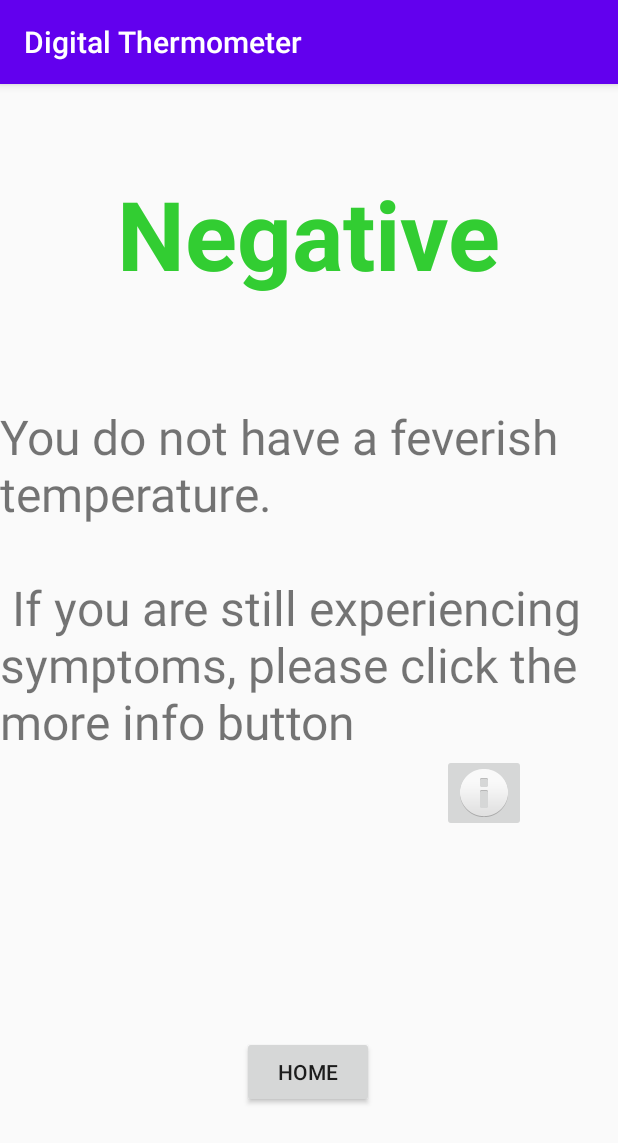
After one commit to Jeffrey-Keyser/DigitalThermometer, an Android app: the NegativeReadingActivity screen opened directly, with no data from a screen before it, on a phone screen of 412 x 824 dp. The commit adds this screen. Shown: the top 1143 px of the screen. Run offline under Robolectric (Android 15) with nearby library versions, the phone set to English and light mode, and no system bars.

Commit message:
Add NegativeReadingActivity. Create custom dialog.

```diff
--- /dev/null
+++ b/app/src/main/java/com/example/digitalthermometer/NegativeReadingActivity.java
@@ -0,0 +1,47 @@
+package com.example.digitalthermometer;
+
+import androidx.appcompat.app.AppCompatActivity;
+
+import android.app.AlertDialog;
+import android.content.Intent;
+import android.net.UrlQuerySanitizer;
+import android.os.Bundle;
+import android.view.LayoutInflater;
+import android.view.View;
+import android.widget.Button;
+import android.widget.ImageButton;
+import android.widget.LinearLayout;
+import android.widget.PopupWindow;
+
+public class NegativeReadingActivity extends AppCompatActivity {
+
+    private Button btn_redirect_home;
+    private ImageButton btn_more_info;
+
+
+    @Override
+    protected void onCreate(Bundle savedInstanceState) {
+        super.onCreate(savedInstanceState);
+        setContentView(R.layout.activity_negative_reading);
+
+        btn_redirect_home = (Button) findViewById(R.id.redirect_home_btn);
+        btn_more_info = (ImageButton) findViewById(R.id.more_info_btn);
+
+        btn_redirect_home.setOnClickListener(new View.OnClickListener() {
+            @Override
+            public void onClick(View v) {
+                startActivity(new Intent(NegativeReadingActivity.this, MainActivity.class));
+            }
+        });
+
+        // Modal
+        btn_more_info.setOnClickListener(new View.OnClickListener() {
+            @Override
+            public void onClick(View v) {
+                CustomDialogSymptoms dialogSymptoms = new CustomDialogSymptoms(NegativeReadingActivity.this);
+                dialogSymptoms.show();
+            }
+        });
+
+    }
+}
--- a/app/src/main/java/com/example/digitalthermometer/ReadingsActivity.java
+++ b/app/src/main/java/com/example/digitalthermometer/ReadingsActivity.java
@@ -29,6 +29,7 @@ import android.widget.TextView;
 import android.widget.Toast;
 
 import java.lang.reflect.Array;
+import java.lang.reflect.Type;
 import java.util.ArrayList;
 import java.util.List;
 
@@ -83,7 +84,7 @@ public class ReadingsActivity extends AppCompatActivity {
                         int position = viewHolder.getAdapterPosition();
                         Reading myItem = mAdapter.getReadingAtPosition(position);
                         Toast.makeText(ReadingsActivity.this, "Deleting Reading", Toast.LENGTH_LONG).show();
-                        // Delete the word
+                        // Delete the reading
                         mydb.deleteReading(myItem.id);
                         mAdapter.setReadings(mydb.getAllReadings());
                         //mAdapter.notifyDataSetChanged();
@@ -106,7 +107,8 @@ public class ReadingsActivity extends AppCompatActivity {
                             @Override
                             public void onClick(DialogInterface dialog, int which) {
                                 String[] mColumnArray = getResources().getStringArray(R.array.columnList);
-                                mAdapter.setReadings(mydb.sortReadings(mColumnArray[which].toLowerCase()));
+                                String[] mColumnTypeArray = getResources().getStringArray(R.array.columnTypeList);
+                                mAdapter.setReadings(mydb.sortReadings(mColumnArray[which].toLowerCase(), mColumnTypeArray[which]));
                             }
                         });
                 alertDialog.setIcon(R.drawable.sort);
--- a/app/src/main/java/com/example/digitalthermometer/ThermalActivity.java
+++ b/app/src/main/java/com/example/digitalthermometer/ThermalActivity.java
@@ -84,7 +84,7 @@ public class ThermalActivity extends AppCompatActivity {
         btn_capture.setOnClickListener(new View.OnClickListener() {
             @Override
             public void onClick(View v) {
-                startActivity(new Intent(ThermalActivity.this, MapsActivity.class));
+                startActivity(new Intent(ThermalActivity.this, NegativeReadingActivity.class));
             }
         });
        // cameraManager = (CameraManager) getApplicationContext().getSystemService(Context.CAMERA_SERVICE);
--- a/app/src/main/java/com/example/digitalthermometer/WordListAdapter.java
+++ b/app/src/main/java/com/example/digitalthermometer/WordListAdapter.java
@@ -16,6 +16,8 @@ import androidx.annotation.NonNull;
 import androidx.core.text.HtmlCompat;
 import androidx.recyclerview.widget.RecyclerView;
 
+
+import com.google.android.gms.maps.GoogleMap;
 
 import java.text.DateFormat;
 import java.text.SimpleDateFormat;
@@ -77,6 +79,7 @@ public class WordListAdapter extends RecyclerView.Adapter<WordListAdapter.WordVi
             );
 
             alertDialog.show();
+
         }
     }
 
--- /dev/null
+++ b/app/src/main/res/layout/activity_negative_reading.xml
@@ -0,0 +1,63 @@
+<?xml version="1.0" encoding="utf-8"?>
+<androidx.constraintlayout.widget.ConstraintLayout xmlns:android="http://schemas.android.com/apk/res/android"
+    xmlns:app="http://schemas.android.com/apk/res-auto"
+    xmlns:tools="http://schemas.android.com/tools"
+    android:layout_width="match_parent"
+    android:layout_height="match_parent"
+    tools:context=".NegativeReadingActivity">
+
+    <TextView
+        android:id="@+id/negative_reading_title"
+        android:layout_width="wrap_content"
+        android:layout_height="wrap_content"
+        android:text="@string/negative"
+        android:textColor="@color/colorNegativeReading"
+        android:textStyle="bold"
+        android:textSize="64sp"
+        app:layout_constraintBottom_toBottomOf="parent"
+        app:layout_constraintEnd_toEndOf="parent"
+        app:layout_constraintStart_toStartOf="parent"
+        app:layout_constraintTop_toTopOf="parent"
+        app:layout_constraintVertical_bias="0.083" />
+
+    <TextView
+        android:id="@+id/negative_reading_desc"
+        android:layout_width="wrap_content"
+        android:layout_height="wrap_content"
+        android:layout_marginTop="128dp"
+        android:text="@string/negativeReadingDesc"
+        android:textSize="32sp"
+        app:layout_constraintBottom_toBottomOf="parent"
+        app:layout_constraintEnd_toEndOf="parent"
+        app:layout_constraintHorizontal_bias="0.0"
+        app:layout_constraintStart_toStartOf="parent"
+        app:layout_constraintTop_toTopOf="parent"
+        app:layout_constraintVertical_bias="0.21" />
+
+    <ImageButton
+        android:id="@+id/more_info_btn"
+        android:layout_width="wrap_content"
+        android:layout_height="wrap_content"
+        android:contentDescription="@string/infoButtonDesc"
+        app:layout_constraintBottom_toBottomOf="parent"
+        app:layout_constraintEnd_toEndOf="parent"
+        app:layout_constraintHorizontal_bias="0.828"
+        app:layout_constraintStart_toStartOf="parent"
+        app:layout_constraintTop_toBottomOf="@+id/negative_reading_desc"
+        app:layout_constraintVertical_bias="0.0"
+        app:srcCompat="@android:drawable/ic_dialog_info" />
+
+    <Button
+        android:id="@+id/redirect_home_btn"
+        android:layout_width="wrap_content"
+        android:layout_height="wrap_content"
+        android:text="@string/redirectHome"
+        app:layout_constraintBottom_toBottomOf="parent"
+        app:layout_constraintEnd_toEndOf="parent"
+        app:layout_constraintHorizontal_bias="0.498"
+        app:layout_constraintStart_toStartOf="parent"
+        app:layout_constraintTop_toBottomOf="@+id/negative_reading_desc"
+        app:layout_constraintVertical_bias="0.688" />
+
+
+</androidx.constraintlayout.widget.ConstraintLayout>
--- a/app/src/main/res/values/arrays.xml
+++ b/app/src/main/res/values/arrays.xml
@@ -5,4 +5,9 @@
         <item>Temperature</item>
         <item>Time</item>
     </string-array>
+    <string-array name="columnTypeList">
+        <item>Integer</item>
+        <item>Double</item>
+        <item>Date</item>
+    </string-array>
 </resources>
--- a/app/src/main/res/values/colors.xml
+++ b/app/src/main/res/values/colors.xml
@@ -3,4 +3,6 @@
     <color name="colorPrimary">#6200EE</color>
     <color name="colorPrimaryDark">#3700B3</color>
     <color name="colorAccent">#03DAC5</color>
+    <color name="colorNegativeReading">#32CD32</color>
+    <color name="colorSymptomsDialog">#3E80B4</color>
 </resources>
--- a/app/src/main/res/values/strings.xml
+++ b/app/src/main/res/values/strings.xml
@@ -20,4 +20,17 @@
       <font color=\'#FF8000\'>Readings on : </font>
       </li>]]>
     </string>
+    <string name="location_permission_denied">permission denied</string>
+    <string name="negative">Negative</string>
+    <string name="negativeReadingDesc">You do not have a feverish temperature.\n\n If you are still experiencing symptoms, please click the more info button</string>
+    <string name="infoButtonDesc">Redirects user to modal with more symptoms listed</string>
+    <string name="redirectHome">Home</string>
+    <string name="symptoms_dialog_title">Are you experiencing the following symptoms?</string>
+    <string name="cough">Cough</string>
+    <string name="headache">Headache</string>
+    <string name="difficulty_breathing">Difficulty Breathing</string>
+    <string name="nausea">Nausea</string>
+    <string name="loss_of_taste_smell">Loss of Taste/Smell</string>
+    <string name="sore_throat">Sore Throat</string>
+    <string name="dialog_submit">Submit</string>
 </resources>
```
Also changed, not shown: app/src/main/AndroidManifest.xml (+4 -8 lines), app/src/main/java/com/example/digitalthermometer/CustomDialogSymptoms.java (added, +47 -0 lines), app/src/main/java/com/example/digitalthermometer/DbHelper.java (+10 -4 lines), app/src/main/java/com/example/digitalthermometer/ViewReading.java (deleted, +0 -14 lines), app/src/main/res/layout/symptom_list.xml (added, +85 -0 lines), app/src/main/res/values/styles.xml (+8 -0 lines).
